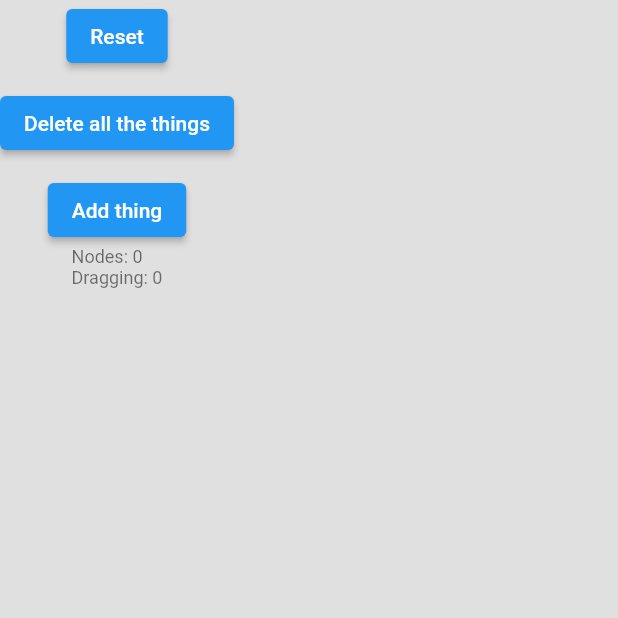
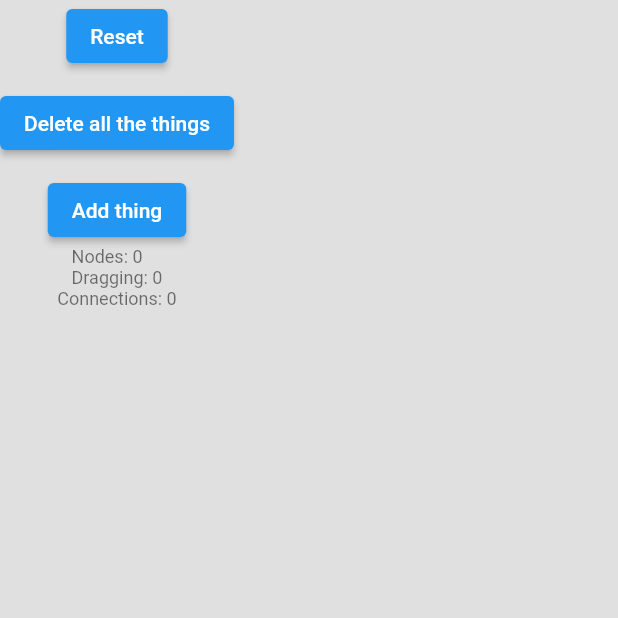
Before and after one commit to prosac/flutter_pan_and_zoom_canvas, a Flutter app: the screen it shows after launch, after a tap on "Delete all the things", on a phone screen of 412 x 824 dp, the top half of it. Run offline on Flutter 3.47's test engine with Material 2 defaults, Android fonts, the phone set to English and light mode, and no system bars; our stand-ins replace flutter_neumorphic.

Commit message:
start adding the connections again

```diff
--- a/lib/example_presentation.dart
+++ b/lib/example_presentation.dart
@@ -12,8 +12,9 @@ class ExamplePresentation extends StatelessWidget {
   final double height = 200;
   final Offset offset;
   final Node node;
+  final GlobalKey key = GlobalKey();
 
-  ExamplePresentation({Key? key, required this.node, this.label, required this.offset}) : super(key: key);
+  ExamplePresentation({required this.node, this.label, required this.offset});
 
   // set node(Node node) => _node = node;
 
--- a/lib/model/connection.dart
+++ b/lib/model/connection.dart
@@ -3,8 +3,15 @@ import 'node.dart';
 class Connection {
   Connection(this.node1, this.node2);
 
-  // TODO: nodes must exist! this is only because i want to solve the problem of creating
-  // node AND presentation with null constraints later
-  Node node1;
-  Node node2;
+  final Node node1;
+  final Node node2;
+
+  @override
+  String toString() {
+    return '${node1.offset} ${node2.offset}';
+  }
+
+  bool nodesInclude(node) {
+    return (node == node1 || node == node2);
+  }
 }
--- a/lib/model/graph_model.dart
+++ b/lib/model/graph_model.dart
@@ -29,11 +29,14 @@ class GraphModel with ChangeNotifier {
 
   void remove(node) {
     _nodes.remove(node);
+    _connections.removeWhere((connection) => connection.nodesInclude(node));
     notifyListeners();
     print('Removing. Nodes in list ${_nodes.length}');
   }
 
   void removeAll() {
+    _connections.clear();
+    print('After remove: ${_connections.length}');
     _nodes.clear();
     notifyListeners();
   }
@@ -58,9 +61,4 @@ class GraphModel with ChangeNotifier {
     print('Nodes ${_nodes.length}');
     notifyListeners();
   }
-
-  void deleteAll() {
-    _nodes.clear();
-    notifyListeners();
-  }
 }
--- /dev/null
+++ b/lib/simple_connection_painter.dart
@@ -0,0 +1,32 @@
+import 'package:flutter/material.dart';
+
+/// A [CustomPainter] for drawing connections between points represented by [Offset]s
+class SimpleConnectionPainter extends CustomPainter {
+  // https://medium.com/flutter-community/paths-in-flutter-a-visual-guide-6c906464dcd0
+  Offset? start;
+  late Offset p1;
+  late Offset p2;
+  Offset? end;
+
+  SimpleConnectionPainter({this.start, this.end});
+
+  @override
+  void paint(Canvas canvas, Size size) async {
+    final linePaint = Paint()
+      ..color = Colors.red[800]!
+      ..strokeWidth = 4.0
+      ..style = PaintingStyle.stroke;
+
+    p1 = Offset(start!.dx, start!.dy);
+    p2 = Offset(end!.dx, end!.dy);
+
+    final line = Path()
+      ..moveTo(p1.dx, p1.dy)
+      ..lineTo(p2.dx, p2.dy);
+
+    canvas.drawPath(line, linePaint);
+  }
+
+  @override
+  bool shouldRepaint(covariant CustomPainter oldDelegate) => false;
+}
--- a/lib/work_bench.dart
+++ b/lib/work_bench.dart
@@ -1,13 +1,15 @@
 import 'package:flutter/material.dart';
+import 'package:flutter_pan_and_zoom/model/connection.dart';
+import 'package:flutter_pan_and_zoom/simple_connection_painter.dart';
 import 'package:provider/provider.dart';
 
 import 'background.dart';
 import 'draggable_item.dart';
 import 'factories.dart';
+import 'model/graph_model.dart';
+import 'model/node.dart';
 import 'neumorphic_background.dart';
 import 'test_data.dart';
-import 'model/graph_model.dart';
-import 'model/node.dart';
 
 class WorkBench extends StatefulWidget {
   WorkBench({Key? key, required this.width, required this.height}) : super(key: key);
@@ -75,7 +77,11 @@ class WorkBenchState extends State<WorkBench> {
             },
             builder: (BuildContext context, List<TestData?> candidateData, List rejectedData) {
               return Consumer<GraphModel>(builder: (context, model, child) {
-                return Stack(children: [_background, ..._nodes(model), ..._connections(model)]);
+                return Stack(children: [
+                  _background,
+                  ..._connections(model),
+                  ..._nodes(model)
+                ]);
               });
             },
           )),
@@ -98,6 +104,10 @@ class WorkBenchState extends State<WorkBench> {
                   style: Theme.of(context).textTheme.bodySmall),
               ...model.nodes.map((node) {
                 return Text('${node.toString()}', style: Theme.of(context).textTheme.bodySmall);
+              }).toList(),
+              Text('Connections: ${model.connections.length}', style: Theme.of(context).textTheme.bodySmall),
+              ...model.connections.map((connection) {
+                return Text('${connection.toString()}', style: Theme.of(context).textTheme.bodySmall);
               }).toList()
             ]);
           }))
@@ -129,16 +139,15 @@ class WorkBenchState extends State<WorkBench> {
   }
 
   List<CustomPaint> _connections(GraphModel model) {
-    // return model.connections.map((Connection connection) {
-    //   RenderBox box1 = connection.node1.key.currentContext?.findRenderObject() as RenderBox;
-    //   Offset offset1 = box1.localToGlobal(Offset.zero);
+    return model.connections.map((Connection connection) {
+      Offset nodeOffset1 = connection.node1.presentation.offset;
+      Offset nodeOffset2 = connection.node2.presentation.offset;
 
-    //   RenderBox box2 = connection.node2.key.currentContext?.findRenderObject() as RenderBox;
-    //   Offset offset2 = box2.localToGlobal(Offset.zero);
+      Offset offset1 = Offset(nodeOffset1.dx * _backgroundSize.width, nodeOffset1.dy * _backgroundSize.height);
+      Offset offset2 = Offset(nodeOffset2.dx * _backgroundSize.width, nodeOffset2.dy * _backgroundSize.height);
 
-    //   return CustomPaint(painter: SimpleConnectionPainter(start: offset1, end: offset2));
-    // }).toList();
-    return [];
+      return CustomPaint(painter: SimpleConnectionPainter(start: offset1, end: offset2));
+    }).toList();
   }
 
   void _setScaleFromTransformationController() {
@@ -148,6 +157,6 @@ class WorkBenchState extends State<WorkBench> {
   }
 
   void _deleteAllTheThings() {
-    Provider.of<GraphModel>(context, listen: false).deleteAll();
+    Provider.of<GraphModel>(context, listen: false).removeAll();
   }
 }
```
